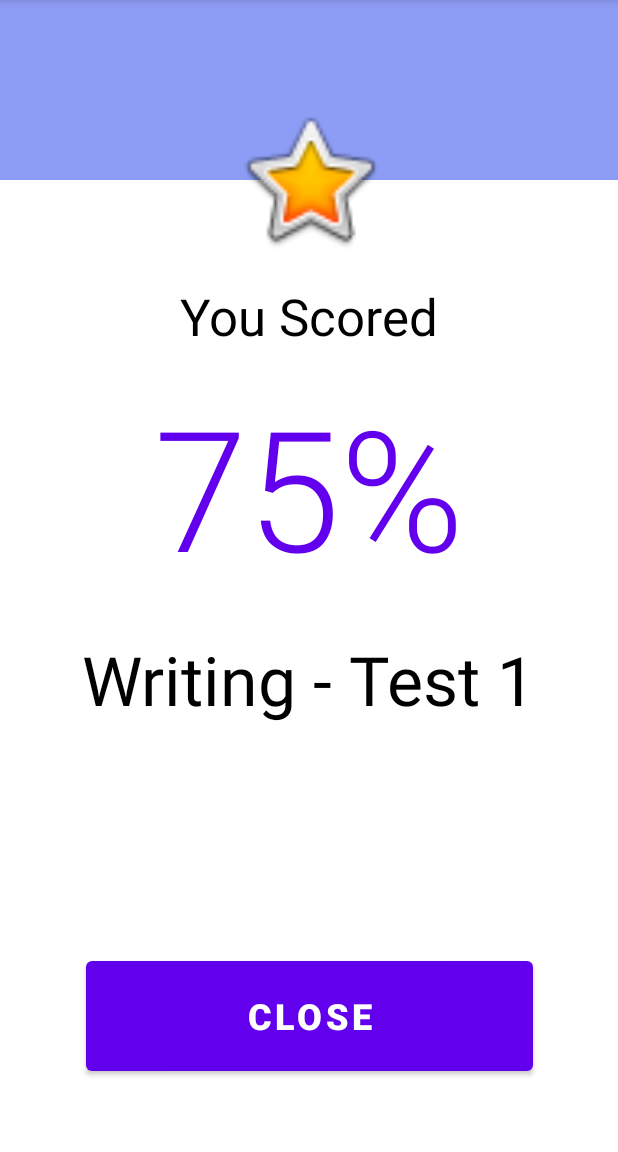
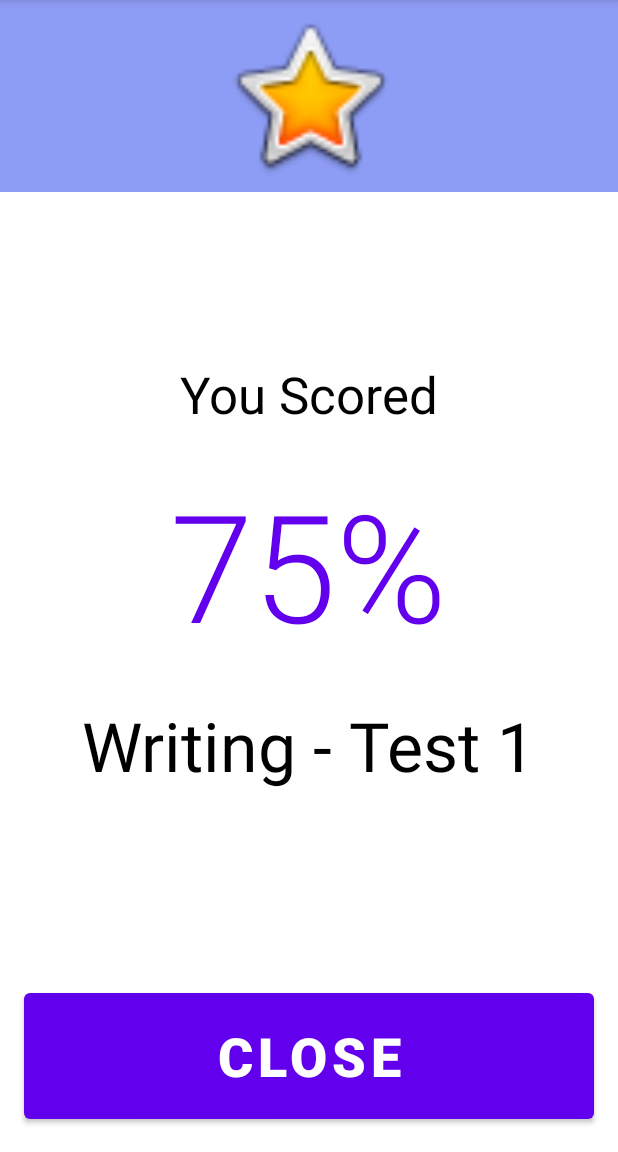
Before and after one commit to joakimljunglin/DVA232-ProjectGroup4, an Android app: the fragment example6Fragment shown on its own in the app's theme, on a phone screen of 412 x 824 dp, the part 84-1236 px from its top. Run offline under Robolectric (Android 15) with nearby library versions, the phone set to English and light mode, and no system bars.

Commit message:
New (responsive) design
* Switched layout from ConstraintLayout to LinearLayout
* Removed hardcoded dimensions

```diff
--- a/app/src/main/res/layout-land/fragment_example6.xml
+++ b/app/src/main/res/layout-land/fragment_example6.xml
@@ -1,78 +1,104 @@
 <?xml version="1.0" encoding="utf-8"?>
-<androidx.constraintlayout.widget.ConstraintLayout
-    xmlns:android="http://schemas.android.com/apk/res/android"
+<LinearLayout xmlns:android="http://schemas.android.com/apk/res/android"
     xmlns:app="http://schemas.android.com/apk/res-auto"
     xmlns:tools="http://schemas.android.com/tools"
     android:layout_width="match_parent"
     android:layout_height="match_parent"
-    tools:context=".ui.example6.example6Fragment" >
+    android:orientation="vertical"
+    tools:context=".ui.example6.example6Fragment">
 
-    <Button
-        android:id="@+id/result_CloseButton"
-        android:layout_width="400dp"
+    <RelativeLayout
+        android:layout_width="match_parent"
         android:layout_height="0dp"
-        android:layout_marginStart="16dp"
-        android:layout_marginLeft="16dp"
-        android:layout_marginEnd="16dp"
-        android:layout_marginRight="16dp"
-        android:layout_marginBottom="8dp"
-        android:text="@string/close_button"
-        android:textSize="24sp"
-        android:textStyle="bold"
-        app:layout_constraintBottom_toBottomOf="parent"
-        app:layout_constraintEnd_toEndOf="parent"
-        app:layout_constraintStart_toStartOf="parent" />
+        android:layout_weight="0.3"
+        android:gravity="center">
 
         <View
             android:id="@+id/resultBackground"
-        android:layout_width="0dp"
-        android:layout_height="60dp"
-        android:background="#8D9CF4"
-        app:layout_constraintEnd_toEndOf="parent"
-        app:layout_constraintHorizontal_bias="0.0"
-        app:layout_constraintStart_toStartOf="parent"
-        app:layout_constraintTop_toTopOf="parent" />
+            android:layout_width="match_parent"
+            android:layout_height="match_parent"
+            android:background="#8D9CF4" />
 
         <ImageView
             android:id="@+id/result_ActivityLogo"
-        android:layout_width="150dp"
-        android:layout_height="104dp"
-        android:src="@android:drawable/btn_star_big_on"
-        app:layout_constraintBottom_toBottomOf="@+id/resultBackground"
-        app:layout_constraintEnd_toEndOf="parent"
-        app:layout_constraintStart_toStartOf="parent"
-        app:layout_constraintTop_toBottomOf="@+id/resultBackground" />
+            android:layout_width="match_parent"
+            android:layout_height="match_parent"
+            android:layout_centerInParent="true"
+            android:padding="4dp"
+            android:src="@android:drawable/btn_star_big_on" />
+
+    </RelativeLayout>
+
+    <LinearLayout
+        android:layout_width="match_parent"
+        android:layout_height="0dp"
+        android:layout_weight="1.25"
+        android:baselineAligned="false"
+        android:orientation="horizontal">
+
+        <LinearLayout
+            android:layout_width="match_parent"
+            android:layout_height="match_parent"
+            android:layout_weight="1"
+            android:gravity="center"
+            android:orientation="vertical">
 
             <TextView
                 android:id="@+id/result_YouScored"
                 android:layout_width="wrap_content"
-        android:layout_height="0dp"
+                android:layout_height="wrap_content"
                 android:text="@string/result_youscored"
                 android:textAppearance="@style/TextAppearance.AppCompat.Display1"
                 android:textColor="@color/black"
-        app:layout_constraintEnd_toStartOf="@+id/result_ActivityLogo"
-        app:layout_constraintTop_toBottomOf="@+id/result_ActivityLogo" />
+                android:textSize="34sp" />
 
             <TextView
                 android:id="@+id/result_TestScore"
                 android:layout_width="wrap_content"
                 android:layout_height="wrap_content"
-        android:layout_marginTop="8dp"
                 android:text="@string/resultpercentage_example"
-        android:textAppearance="@style/TextAppearance.AppCompat.Display3"
+                android:textAppearance="@style/TextAppearance.AppCompat.Display4"
                 android:textColor="@color/purple_500"
-        app:layout_constraintEnd_toEndOf="@+id/result_YouScored"
-        app:layout_constraintStart_toStartOf="@+id/result_YouScored"
-        app:layout_constraintTop_toBottomOf="@+id/result_YouScored" />
+                android:textSize="80sp" />
+
+        </LinearLayout>
+
+        <LinearLayout
+            android:layout_width="match_parent"
+            android:layout_height="match_parent"
+            android:layout_weight="1"
+            android:gravity="center"
+            android:orientation="vertical">
 
             <TextView
                 android:id="@+id/result_TestName"
                 android:layout_width="wrap_content"
                 android:layout_height="wrap_content"
+                android:layout_margin="12dp"
                 android:text="@string/result_activityname"
-        android:textAppearance="@style/TextAppearance.AppCompat.Display1"
-        android:textColor="@color/black"
-        app:layout_constraintBottom_toBottomOf="@+id/result_YouScored"
-        app:layout_constraintStart_toEndOf="@+id/result_ActivityLogo"
-        app:layout_constraintTop_toTopOf="@+id/result_YouScored" />
-</androidx.constraintlayout.widget.ConstraintLayout>
+                android:textAppearance="@style/TextAppearance.AppCompat.Display2"
+                android:textColor="@color/black" />
+        </LinearLayout>
+
+    </LinearLayout>
+
+    <LinearLayout
+        android:layout_width="match_parent"
+        android:layout_height="0dp"
+        android:layout_weight="0.5"
+        android:gravity="center"
+        android:orientation="vertical">
+
+        <Button
+            android:id="@+id/result_CloseButton"
+            android:layout_width="wrap_content"
+            android:layout_height="match_parent"
+            android:fitsSystemWindows="false"
+            android:paddingLeft="60dp"
+            android:paddingRight="60dp"
+            android:text="@string/close_button"
+            android:textSize="30sp"
+            android:textStyle="bold" />
+    </LinearLayout>
+
+</LinearLayout>
--- a/app/src/main/res/layout/fragment_example6.xml
+++ b/app/src/main/res/layout/fragment_example6.xml
@@ -1,81 +1,87 @@
 <?xml version="1.0" encoding="utf-8"?>
-<androidx.constraintlayout.widget.ConstraintLayout
-    xmlns:android="http://schemas.android.com/apk/res/android"
+<LinearLayout xmlns:android="http://schemas.android.com/apk/res/android"
     xmlns:app="http://schemas.android.com/apk/res-auto"
     xmlns:tools="http://schemas.android.com/tools"
     android:layout_width="match_parent"
     android:layout_height="match_parent"
-    tools:context=".ui.example6.example6Fragment" >
+    android:orientation="vertical"
+    tools:context=".ui.example6.example6Fragment">
 
-    <Button
-        android:id="@+id/result_CloseButton"
-        android:layout_width="298dp"
-        android:layout_height="85dp"
-        android:layout_marginStart="32dp"
-        android:layout_marginLeft="32dp"
-        android:layout_marginEnd="32dp"
-        android:layout_marginRight="32dp"
-        android:layout_marginBottom="48dp"
-        android:text="@string/close_button"
-        android:textSize="24sp"
-        android:textStyle="bold"
-        app:layout_constraintBottom_toBottomOf="parent"
-        app:layout_constraintEnd_toEndOf="parent"
-        app:layout_constraintStart_toStartOf="parent" />
+    <RelativeLayout
+        android:layout_width="match_parent"
+        android:layout_height="0dp"
+        android:layout_weight="1"
+        android:gravity="center">
 
         <View
             android:id="@+id/resultBackground"
-        android:layout_width="0dp"
-        android:layout_height="120dp"
-        android:background="#8D9CF4"
-        app:layout_constraintEnd_toEndOf="parent"
-        app:layout_constraintHorizontal_bias="0.0"
-        app:layout_constraintStart_toStartOf="parent"
-        app:layout_constraintTop_toTopOf="parent" />
+            android:layout_width="match_parent"
+            android:layout_height="match_parent"
+            android:background="#8D9CF4" />
 
         <ImageView
             android:id="@+id/result_ActivityLogo"
-        android:layout_width="150dp"
-        android:layout_height="104dp"
-        android:src="@android:drawable/btn_star_big_on"
-        app:layout_constraintBottom_toBottomOf="@+id/resultBackground"
-        app:layout_constraintEnd_toEndOf="parent"
-        app:layout_constraintStart_toStartOf="parent"
-        app:layout_constraintTop_toBottomOf="@+id/resultBackground" />
+            android:layout_width="match_parent"
+            android:layout_height="match_parent"
+            android:layout_centerInParent="true"
+            android:padding="4dp"
+            android:src="@android:drawable/btn_star_big_on" />
+
+    </RelativeLayout>
+
+    <LinearLayout
+        android:layout_width="match_parent"
+        android:layout_height="0dp"
+        android:layout_weight="4"
+        android:gravity="center"
+        android:orientation="vertical">
 
         <TextView
             android:id="@+id/result_YouScored"
             android:layout_width="wrap_content"
             android:layout_height="wrap_content"
-        android:layout_marginTop="16dp"
+            android:layout_margin="12dp"
             android:text="@string/result_youscored"
             android:textAppearance="@style/TextAppearance.AppCompat.Display1"
-        android:textColor="@color/black"
-        app:layout_constraintEnd_toEndOf="parent"
-        app:layout_constraintStart_toStartOf="parent"
-        app:layout_constraintTop_toBottomOf="@+id/result_ActivityLogo" />
+            android:textColor="@color/black" />
 
         <TextView
             android:id="@+id/result_TestScore"
             android:layout_width="wrap_content"
             android:layout_height="wrap_content"
-        android:layout_marginTop="16dp"
+            android:layout_margin="12dp"
             android:text="@string/resultpercentage_example"
             android:textAppearance="@style/TextAppearance.AppCompat.Display4"
             android:textColor="@color/purple_500"
-        app:layout_constraintEnd_toEndOf="parent"
-        app:layout_constraintStart_toStartOf="parent"
-        app:layout_constraintTop_toBottomOf="@+id/result_YouScored" />
+            android:textSize="100sp" />
 
         <TextView
             android:id="@+id/result_TestName"
             android:layout_width="wrap_content"
             android:layout_height="wrap_content"
-        android:layout_marginTop="24dp"
+            android:layout_margin="12dp"
             android:text="@string/result_activityname"
             android:textAppearance="@style/TextAppearance.AppCompat.Display2"
-        android:textColor="@color/black"
-        app:layout_constraintEnd_toEndOf="parent"
-        app:layout_constraintStart_toStartOf="parent"
-        app:layout_constraintTop_toBottomOf="@+id/result_TestScore" />
-</androidx.constraintlayout.widget.ConstraintLayout>
+            android:textColor="@color/black" />
+
+    </LinearLayout>
+
+    <LinearLayout
+        android:layout_width="match_parent"
+        android:layout_height="0dp"
+        android:layout_weight="1"
+        android:gravity="center"
+        android:orientation="vertical">
+
+        <Button
+            android:id="@+id/result_CloseButton"
+            android:layout_width="match_parent"
+            android:layout_height="match_parent"
+            android:layout_margin="16dp"
+            android:fitsSystemWindows="false"
+            android:text="@string/close_button"
+            android:textSize="36sp"
+            android:textStyle="bold" />
+    </LinearLayout>
+
+</LinearLayout>
```
Lines whose indentation alone changed are shown as unchanged.
